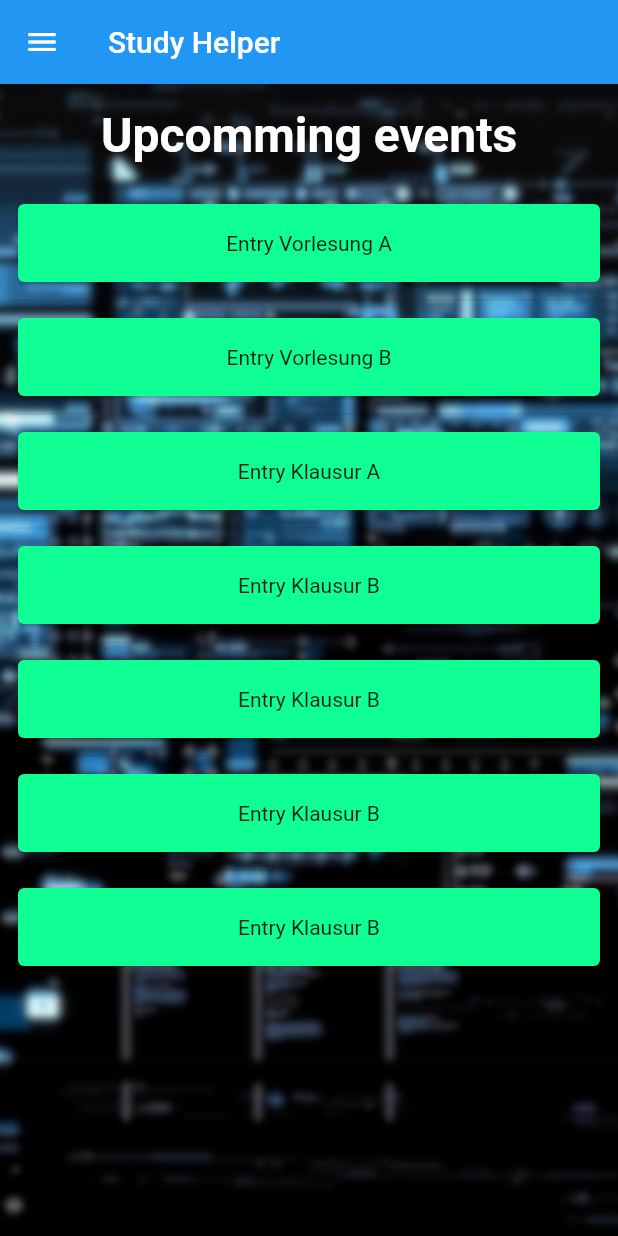
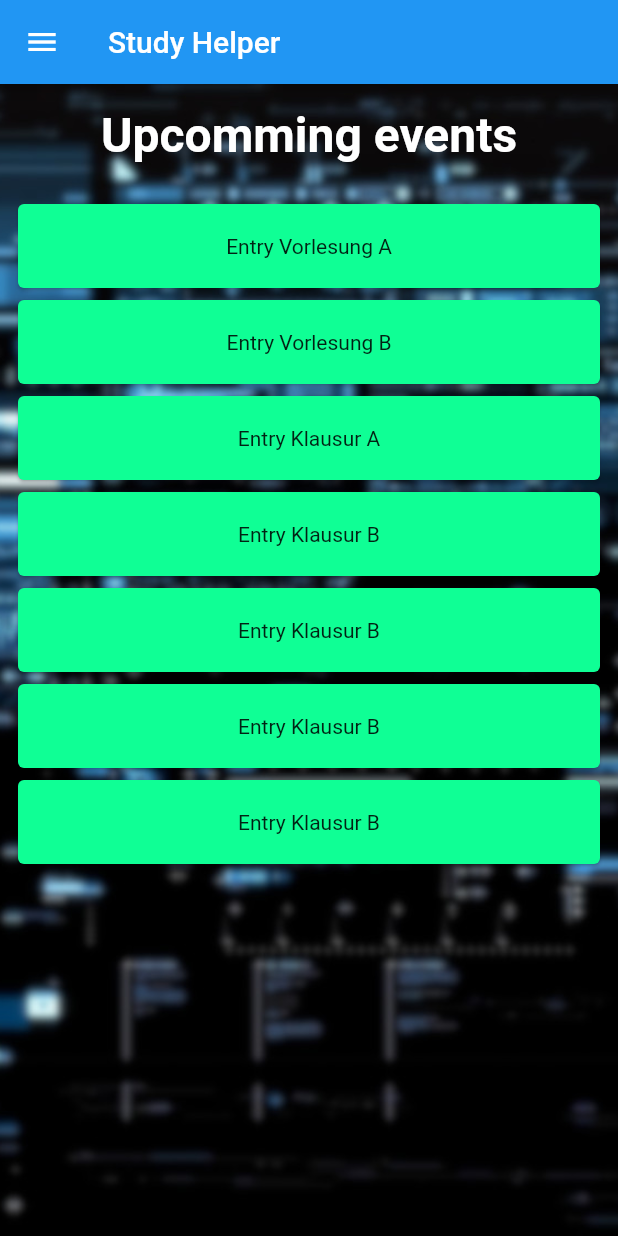
Before and after one commit to cxdxng/studyhelper, a Flutter app: the screen it shows after launch, on a phone screen of 412 x 824 dp. Run offline on Flutter 3.47's test engine with Material 2 defaults, Android fonts, the phone set to English and light mode, and no system bars; our stand-ins replace syncfusion_flutter_calendar.

Commit message:
Added changes

```diff
--- a/lib/main.dart
+++ b/lib/main.dart
@@ -1,12 +1,15 @@
 import 'package:flutter/material.dart';
-import 'package:studyhelper/overview.dart';
+import 'package:studyhelper/Calendar.dart';
+import 'package:studyhelper/Dashboard.dart';
 
 void main() {
   runApp(MaterialApp(
     initialRoute: "/",
     routes: {
       "/": (context) => const Home(),
-      "/overview": (context) => const Overview()
+      "/overview": (context) => const Overview(),
+      "/dashboard":(context) => Dashboard()
+
     },
   ));
 }
@@ -42,8 +45,16 @@ class _HomeState extends State<Home> {
                 child: Center(child: makeDarkText("Overview")),
               ),
               ListTile(
+                title: const Text("Home"),
+                onTap: () => Navigator.pushNamed(context, "/"),
+              ),
+              ListTile(
                 title: const Text("Calendar"),
                 onTap: () => Navigator.pushNamed(context, "/overview"),
+              ),
+              ListTile(
+                title: const Text("Dashboard"),
+                onTap: () => Navigator.pushNamed(context, "/dashboard"),
               )
             ],
           ),
@@ -60,24 +71,22 @@ class _HomeState extends State<Home> {
                 child: makeText("Upcomming events"),
               ),
               Expanded(
-                child: ListView.separated(
+                child: ListView.builder(
                   padding: const EdgeInsets.all(8),
                   itemCount: entries.length,
                   shrinkWrap: true,
                   itemBuilder: (BuildContext context, int index) {
                     return Center(
-                      child: Container(
-                        height: 60,
-                        width: 500,
-                        child: Card(
-                            color: Color(0xff0FFF95),
-                            child:
-                                Center(child: Text('Entry ${entries[index]}'))),
-                      ),
+                      child: Card(
+                          color: Color(0xff0FFF95),
+                          child:
+                              Center(child: Padding(
+                                padding: const EdgeInsets.all(20.0),
+                                child: Text('Entry ${entries[index]}'),
+                              ))),
                     );
                   },
-                  separatorBuilder: (BuildContext context, int index) =>
-                      const Divider(),
+
                 ),
               )
             ]),
--- a/pubspec.yaml
+++ b/pubspec.yaml
@@ -29,7 +29,8 @@ environment:
 dependencies:
   flutter:
     sdk: flutter
-
+  syncfusion_flutter_calendar: ^20.2.45
+  url_launcher: ^6.1.5
 
   # The following adds the Cupertino Icons font to your application.
   # Use with the CupertinoIcons class for iOS style icons.
```
Also changed, not shown: lib/Calendar.dart (added, +56 -0 lines), lib/Dashboard.dart (added, +110 -0 lines), lib/overview.dart (deleted, +0 -39 lines), assets/eva.png (added), assets/eva2.png (added), assets/horde.png (added), assets/lea.png (added), assets/leaIntern.png (added), assets/sis.png (added), pubspec.lock, 6 other files.
